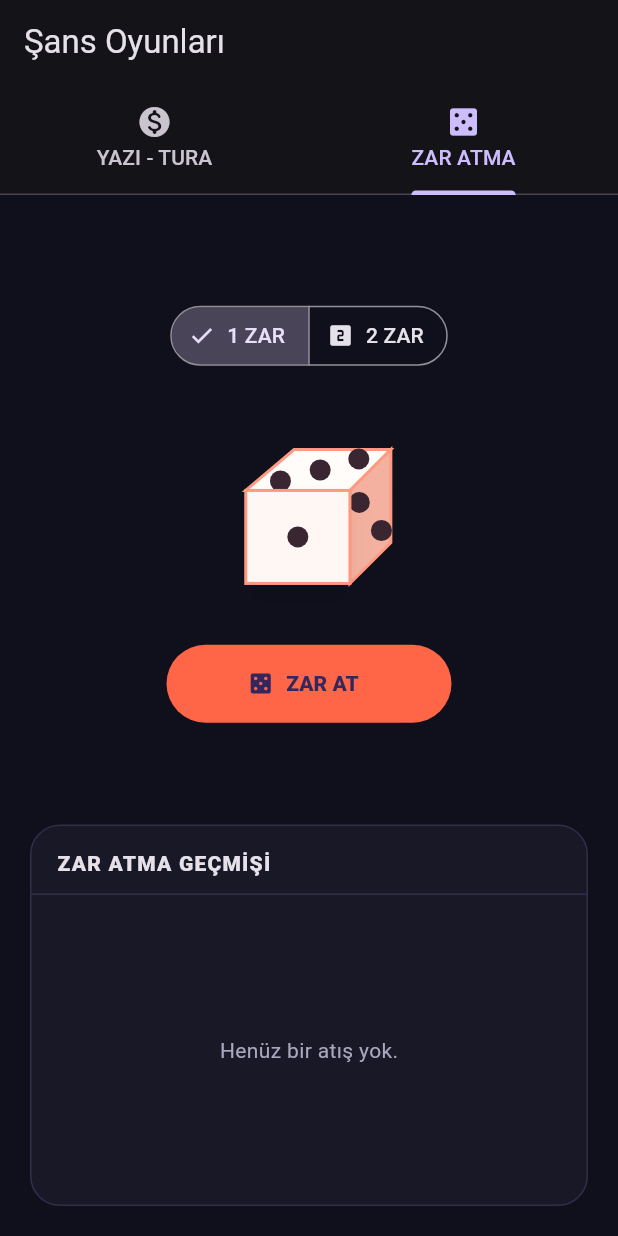
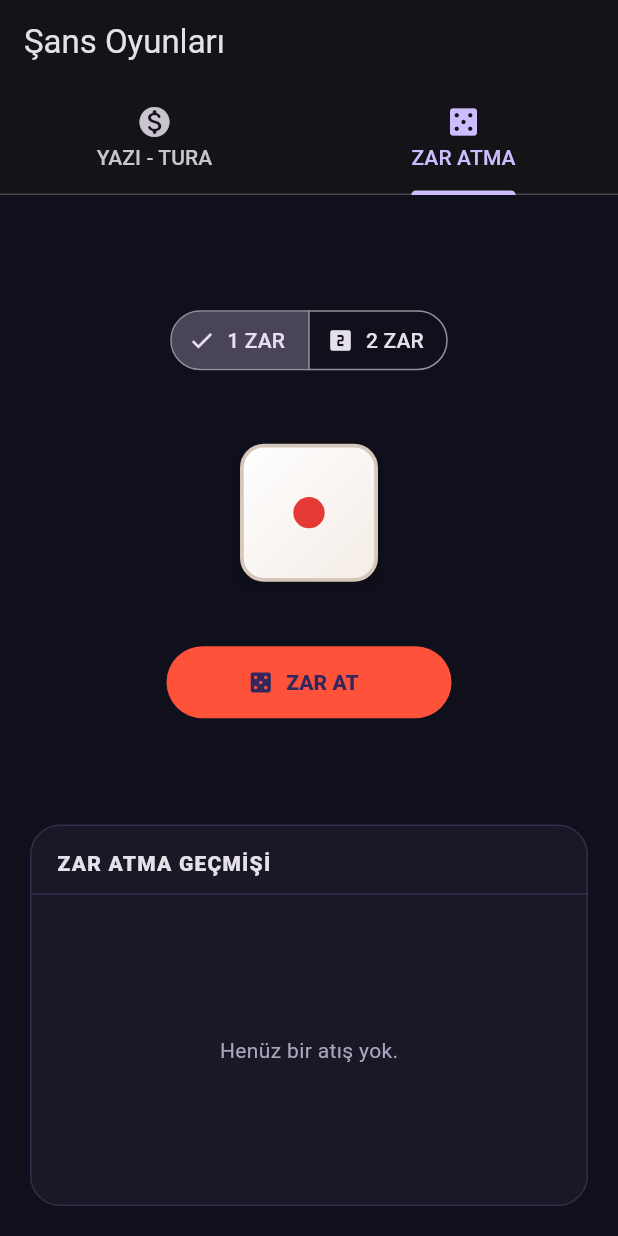
Before and after one commit to TubaYlmaz/GAME_LAB, a Flutter app: the screen it shows after launch, tab 2 chosen, on a phone screen of 412 x 824 dp. Run offline on Flutter 3.47's test engine with Material 3 defaults, Android fonts, the phone set to English and light mode, and no system bars; our stand-ins replace socket_io_client; missing offline and left inert: dart:html; network calls fail.

Commit message:
zar düzeltildi

```diff
--- a/oyunlar/impostor_game/lib/config.dart
+++ b/oyunlar/impostor_game/lib/config.dart
@@ -9,6 +9,6 @@ class AppConfig {
       // Tarayıcının bağlandığı origin'i alır (Örn: http://localhost:3000)
       return html.window.location.origin;
     }
-    return 'http://10.7.9.2:3000'; // Mobil/Emulator için varsayılan IP
+    return 'http://10.7.9.35:3000'; // Mobil/Emulator için varsayılan IP
   }
 }
--- a/oyunlar/sans_oyunlari_game/lib/services/chance_game_socket_service.dart
+++ b/oyunlar/sans_oyunlari_game/lib/services/chance_game_socket_service.dart
@@ -16,7 +16,7 @@ class ChanceGameSocketService {
     if (kIsWeb) return Uri.base.origin;
     return const String.fromEnvironment(
       'SERVER_URL',
-      defaultValue: 'http://10.7.9.2:3000',
+      defaultValue: 'http://10.7.9.35:3000',
     );
   }
 
--- a/oyunlar/sans_oyunlari_game/lib/widgets/dice_roll_component.dart
+++ b/oyunlar/sans_oyunlari_game/lib/widgets/dice_roll_component.dart
@@ -26,7 +26,7 @@ class _DiceRollComponentState extends State<DiceRollComponent>
     super.initState();
     _controller = AnimationController(
       vsync: this,
-      duration: const Duration(milliseconds: 1200),
+      duration: const Duration(milliseconds: 1400),
     );
   }
 
@@ -76,18 +76,21 @@ class _DiceRollComponentState extends State<DiceRollComponent>
                     _values = List<int>.filled(_diceCount, 1);
                   }),
         ),
-        const SizedBox(height: 30),
-        AnimatedBuilder(
+        const SizedBox(height: 16),
+        SizedBox(
+          height: 150,
+          child: AnimatedBuilder(
             animation: _controller,
             builder: (context, _) {
+              final progress = Curves.easeOutCubic.transform(_controller.value);
               return Row(
-              mainAxisSize: MainAxisSize.min,
+                mainAxisAlignment: MainAxisAlignment.center,
                 children: [
                   for (var index = 0; index < _diceCount; index++) ...[
-                  if (index > 0) const SizedBox(width: 18),
-                  _DiceCube(
-                    value: _values[index],
-                    progress: _controller.value,
+                    if (index > 0) const SizedBox(width: 24),
+                    _DiceCube3D(
+                      targetValue: _values[index],
+                      progress: progress,
                       isRolling: _isRolling,
                       index: index,
                     ),
@@ -96,14 +99,15 @@ class _DiceRollComponentState extends State<DiceRollComponent>
               );
             },
           ),
-        const SizedBox(height: 28),
+        ),
+        const SizedBox(height: 14),
         FilledButton.icon(
           onPressed: _isRolling ? null : _roll,
           icon: const Icon(Icons.casino_rounded),
-          label: Text(_isRolling ? 'ZARLAR D\u00d6N\u00dcYOR...' : 'ZAR AT'),
+          label: Text(_isRolling ? 'ZARLAR DÖNÜYOR...' : 'ZAR AT'),
           style: FilledButton.styleFrom(
-            minimumSize: const Size(190, 52),
-            backgroundColor: const Color(0xFFFF6547),
+            minimumSize: const Size(190, 48),
+            backgroundColor: const Color(0xFFFF523B),
             textStyle: const TextStyle(fontWeight: FontWeight.w800),
           ),
         ),
@@ -112,63 +116,209 @@ class _DiceRollComponentState extends State<DiceRollComponent>
   }
 }
 
-class _DiceCube extends StatelessWidget {
-  const _DiceCube({
-    required this.value,
+class _DiceCube3D extends StatelessWidget {
+  const _DiceCube3D({
+    required this.targetValue,
     required this.progress,
     required this.isRolling,
     required this.index,
   });
 
-  final int value;
+  final int targetValue;
   final double progress;
   final bool isRolling;
   final int index;
 
+  static const double cubeSize = 92.0;
+  static const double halfSize = cubeSize / 2.0;
+
   @override
   Widget build(BuildContext context) {
-    final spinProgress = isRolling ? progress : 0.0;
-    final phase = (spinProgress * 18 + index * 2.7).floor();
-    final visibleValue = isRolling ? (phase % 6) + 1 : value;
-    final wobble = math.sin(spinProgress * math.pi * 14 + index) * 10;
+    if (!isRolling) {
+      return Semantics(
+        label: '$targetValue geldi',
+        child: Container(
+          decoration: const BoxDecoration(
+            boxShadow: [
+              BoxShadow(
+                color: Color(0x22000000),
+                blurRadius: 12,
+                offset: Offset(0, 4),
+              ),
+            ],
+          ),
+          child: _DiceFaceView(value: targetValue, size: cubeSize),
+        ),
+      );
+    }
 
-    return Transform.translate(
-      offset: Offset(wobble, math.cos(spinProgress * math.pi * 10 + index) * 7),
+    final (targetRotX, targetRotY) = _getTargetRotation(targetValue);
+
+    final spinsX = 4 + index * 2;
+    final spinsY = 6 + index * 2;
+    final spinsZ = 2 + index;
+
+    final rotX = isRolling
+        ? (1.0 - progress) * (spinsX * math.pi * 2 + index * 0.5) + targetRotX
+        : targetRotX;
+    final rotY = isRolling
+        ? (1.0 - progress) * (spinsY * math.pi * 2 + index * 0.7) + targetRotY
+        : targetRotY;
+    final rotZ = isRolling
+        ? (1.0 - progress) * (spinsZ * math.pi * 2 + index * 0.3)
+        : 0.0;
+
+    final jumpHeight = isRolling ? math.sin(progress * math.pi) * 35.0 : 0.0;
+    final wobbleX = isRolling ? math.sin(progress * math.pi * 5 + index) * 18.0 : 0.0;
+
+    final shadowScale = 1.0 - (isRolling ? math.sin(progress * math.pi) * 0.4 : 0.0);
+    final shadowOpacity = 0.4 - (isRolling ? math.sin(progress * math.pi) * 0.25 : 0.0);
+
+    // Compute depth z' for each face to depth-sort in the stack
+    final cosX = math.cos(rotX);
+    final sinX = math.sin(rotX);
+    final cosY = math.cos(rotY);
+    final sinY = math.sin(rotY);
+
+    final faceDepths = <_FaceData>[
+      _FaceData(val: 1, depth: halfSize * cosY * cosX, transform: Matrix4.identity()..translate(0.0, 0.0, halfSize)),
+      _FaceData(val: 6, depth: -halfSize * cosY * cosX, transform: Matrix4.identity()..translate(0.0, 0.0, -halfSize)..rotateY(math.pi)),
+      _FaceData(val: 2, depth: halfSize * sinX, transform: Matrix4.identity()..translate(0.0, -halfSize, 0.0)..rotateX(-math.pi / 2)),
+      _FaceData(val: 5, depth: -halfSize * sinX, transform: Matrix4.identity()..translate(0.0, halfSize, 0.0)..rotateX(math.pi / 2)),
+      _FaceData(val: 3, depth: halfSize * sinY * cosX, transform: Matrix4.identity()..translate(halfSize, 0.0, 0.0)..rotateY(math.pi / 2)),
+      _FaceData(val: 4, depth: -halfSize * sinY * cosX, transform: Matrix4.identity()..translate(-halfSize, 0.0, 0.0)..rotateY(-math.pi / 2)),
+    ]..sort((a, b) => a.depth.compareTo(b.depth));
+
+    return Stack(
+      alignment: Alignment.center,
+      children: [
+        // Ground Shadow
+        Positioned(
+          bottom: 12,
+          child: Transform.scale(
+            scale: shadowScale,
+            child: Container(
+              width: cubeSize * 0.9,
+              height: 18,
+              decoration: BoxDecoration(
+                borderRadius: BorderRadius.circular(10),
+                boxShadow: [
+                  BoxShadow(
+                    color: Colors.black.withValues(alpha: shadowOpacity),
+                    blurRadius: 14,
+                    spreadRadius: 2,
+                  ),
+                ],
+              ),
+            ),
+          ),
+        ),
+        // 3D Cube Container
+        Transform.translate(
+          offset: Offset(wobbleX, -jumpHeight),
+          child: Semantics(
+            label: isRolling ? 'Zar dönüyor' : '$targetValue geldi',
+            child: SizedBox(
+              width: cubeSize,
+              height: cubeSize,
               child: Transform(
                 alignment: Alignment.center,
                 transform: Matrix4.identity()
-          ..setEntry(3, 2, 0.0022)
-          ..rotateX(spinProgress * math.pi * 7 + index * .18)
-          ..rotateY(spinProgress * math.pi * 8 + index * .32)
-          ..rotateZ(spinProgress * math.pi * 4 + index * .14),
-        child: Semantics(
-          label: isRolling ? 'Zar donuyor' : '$value geldi',
-          child: SizedBox(
-            width: 124,
-            height: 124,
-            child: CustomPaint(painter: _DiceCubePainter(value: visibleValue)),
+                  ..setEntry(3, 2, 0.0018)
+                  ..rotateX(rotX)
+                  ..rotateY(rotY)
+                  ..rotateZ(rotZ),
+                child: Stack(
+                  children: [
+                    for (final face in faceDepths)
+                      Transform(
+                        alignment: Alignment.center,
+                        transform: face.transform,
+                        child: _DiceFaceView(value: face.val, size: cubeSize),
+                      ),
+                  ],
                 ),
               ),
+            ),
+          ),
+        ),
+      ],
+    );
+  }
+
+  (double, double) _getTargetRotation(int val) {
+    return switch (val) {
+      1 => (0.0, 0.0),
+      6 => (0.0, math.pi),
+      2 => (math.pi / 2, 0.0),
+      5 => (-math.pi / 2, 0.0),
+      3 => (0.0, -math.pi / 2),
+      4 => (0.0, math.pi / 2),
+      _ => (0.0, 0.0),
+    };
+  }
+}
+
+class _FaceData {
+  _FaceData({required this.val, required this.depth, required this.transform});
+  final int val;
+  final double depth;
+  final Matrix4 transform;
+}
+
+class _DiceFaceView extends StatelessWidget {
+  const _DiceFaceView({required this.value, required this.size});
+
+  final int value;
+  final double size;
+
+  @override
+  Widget build(BuildContext context) {
+    return Container(
+      width: size,
+      height: size,
+      decoration: BoxDecoration(
+        color: const Color(0xFFFFFDFB),
+        borderRadius: BorderRadius.circular(16),
+        gradient: const LinearGradient(
+          begin: Alignment.topLeft,
+          end: Alignment.bottomRight,
+          colors: [
+            Color(0xFFFFFFFF),
+            Color(0xFFF4ECE6),
+          ],
+        ),
+        border: Border.all(color: const Color(0xFFD6C7BB), width: 2.5),
+        boxShadow: const [
+          BoxShadow(
+            color: Color(0x20000000),
+            blurRadius: 4,
+            offset: Offset(0, 2),
+          ),
+        ],
+      ),
+      child: CustomPaint(
+        painter: _DicePipPainter(value: value),
       ),
     );
   }
 }
 
-class _DiceCubePainter extends CustomPainter {
-  const _DiceCubePainter({required this.value});
+class _DicePipPainter extends CustomPainter {
+  const _DicePipPainter({required this.value});
 
   final int value;
 
-  static const _pipOffsets = <Offset>[
-    Offset(.23, .23),
-    Offset(.5, .23),
-    Offset(.77, .23),
-    Offset(.23, .5),
-    Offset(.5, .5),
-    Offset(.77, .5),
-    Offset(.23, .77),
-    Offset(.5, .77),
-    Offset(.77, .77),
+  static const _pipPositions = <Offset>[
+    Offset(.26, .26), // 0: Top-Left
+    Offset(.50, .26), // 1: Top-Center
+    Offset(.74, .26), // 2: Top-Right
+    Offset(.26, .50), // 3: Mid-Left
+    Offset(.50, .50), // 4: Center
+    Offset(.74, .50), // 5: Mid-Right
+    Offset(.26, .74), // 6: Bot-Left
+    Offset(.50, .74), // 7: Bot-Center
+    Offset(.74, .74), // 8: Bot-Right
   ];
 
   static const _pipsByValue = <int, Set<int>>{
@@ -182,85 +332,21 @@ class _DiceCubePainter extends CustomPainter {
 
   @override
   void paint(Canvas canvas, Size size) {
-    final primaryPair = value > 3 ? 7 - value : value;
-    final remainingPairs = <int>[1, 2, 3]..remove(primaryPair);
-    final sideValue = remainingPairs[0];
-    final topValue = remainingPairs[1];
+    final pips = _pipsByValue[value] ?? {};
+    final isOne = value == 1;
 
-    final front = <Offset>[
-      Offset(size.width * .16, size.height * .34),
-      Offset(size.width * .72, size.height * .34),
-      Offset(size.width * .72, size.height * .84),
-      Offset(size.width * .16, size.height * .84),
-    ];
-    final top = <Offset>[
-      front[0],
-      Offset(size.width * .42, size.height * .12),
-      Offset(size.width * .94, size.height * .12),
-      front[1],
-    ];
-    final side = <Offset>[
-      front[1],
-      top[2],
-      Offset(size.width * .94, size.height * .62),
-      front[2],
-    ];
+    final pipColor = isOne ? const Color(0xFFE53935) : const Color(0xFF2C222E);
+    final pipPaint = Paint()..color = pipColor;
+    final pipRadius = isOne ? size.width * 0.12 : size.width * 0.075;
 
-    _paintFace(canvas, top, topValue, const Color(0xFFFFFCFA));
-    _paintFace(canvas, side, sideValue, const Color(0xFFF4B1A0));
-    _paintFace(
-      canvas,
-      front,
-      value,
-      const Color(0xFFFFF7F4),
-      castsShadow: true,
-    );
-  }
-
-  void _paintFace(
-    Canvas canvas,
-    List<Offset> vertices,
-    int faceValue,
-    Color color, {
-    bool castsShadow = false,
-  }) {
-    final path = Path()
-      ..moveTo(vertices[0].dx, vertices[0].dy)
-      ..lineTo(vertices[1].dx, vertices[1].dy)
-      ..lineTo(vertices[2].dx, vertices[2].dy)
-      ..lineTo(vertices[3].dx, vertices[3].dy)
-      ..close();
-    if (castsShadow) {
-      canvas.drawShadow(path, const Color(0x44000000), 8, false);
-    }
-    canvas.drawPath(path, Paint()..color = color);
-    canvas.drawPath(
-      path,
-      Paint()
-        ..color = const Color(0xFFFF9A81)
-        ..style = PaintingStyle.stroke
-        ..strokeWidth = 2,
-    );
-
-    final pips = _pipsByValue[faceValue]!;
-    final pipPaint = Paint()..color = const Color(0xFF3A2630);
-    for (var index = 0; index < _pipOffsets.length; index++) {
-      if (!pips.contains(index)) continue;
-      canvas.drawCircle(
-        _bilinearPoint(vertices, _pipOffsets[index]),
-        7,
-        pipPaint,
-      );
+    for (final idx in pips) {
+      final pos = _pipPositions[idx];
+      final center = Offset(size.width * pos.dx, size.height * pos.dy);
+      canvas.drawCircle(center, pipRadius, pipPaint);
     }
   }
 
-  Offset _bilinearPoint(List<Offset> vertices, Offset fraction) {
-    final top = Offset.lerp(vertices[0], vertices[1], fraction.dx)!;
-    final bottom = Offset.lerp(vertices[3], vertices[2], fraction.dx)!;
-    return Offset.lerp(top, bottom, fraction.dy)!;
-  }
-
   @override
-  bool shouldRepaint(covariant _DiceCubePainter oldDelegate) =>
+  bool shouldRepaint(covariant _DicePipPainter oldDelegate) =>
       value != oldDelegate.value;
 }
```
Also changed, not shown: oyunlar/sans_oyunlari_game/lib/widgets/coin_flip_component.dart (+80 -32 lines). Lines whose indentation alone changed are shown as unchanged.
